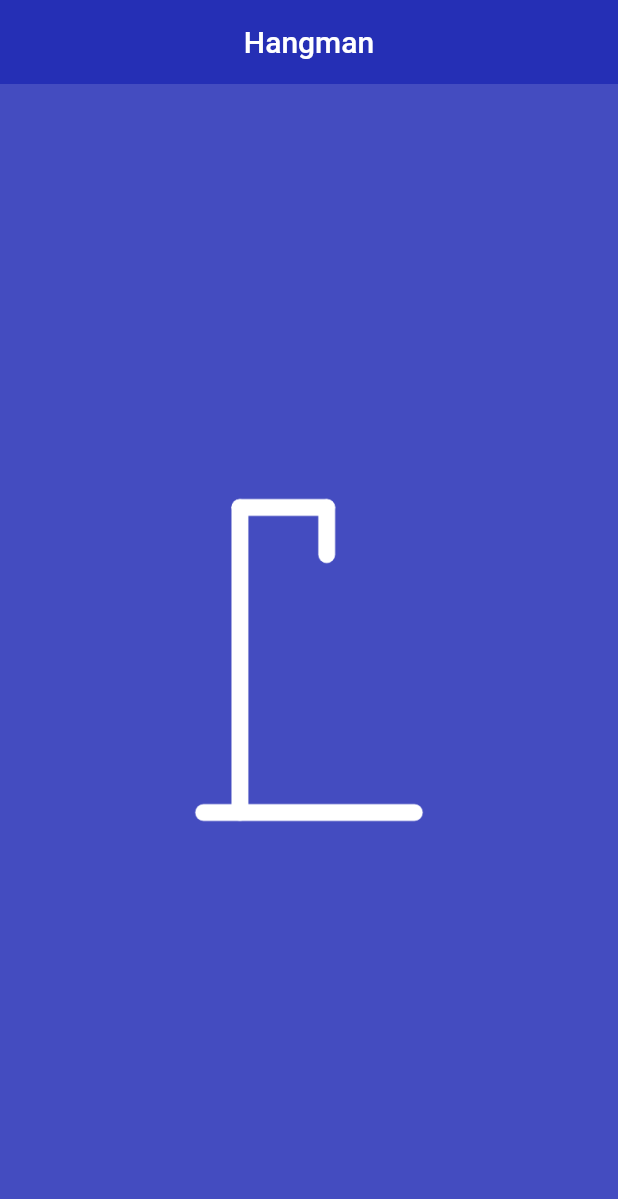
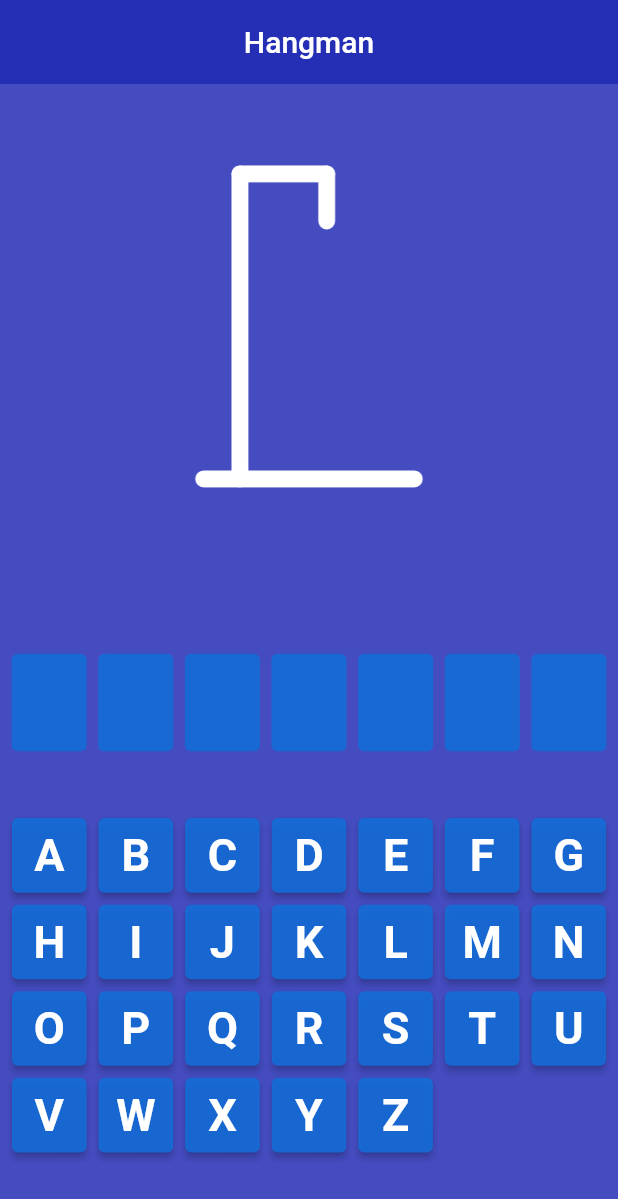
Before and after one commit to KarlZacferro/Hangman_Game, a Flutter app: the screen it shows after launch, on a phone screen of 412 x 824 dp. Shown: the top 1199 px of the screen. Run offline on Flutter 3.47's test engine with Material 2 defaults, Android fonts, the phone set to English and light mode, and no system bars.

Commit message:
Tela inicial completa

```diff
--- a/lib/core/game.dart
+++ b/lib/core/game.dart
@@ -1,5 +1,6 @@
-//criação
+//create
 class Game {
-  //vai construir a figura de acordo com as tentativas
+  //construction of the figure according to the attempts
   static int tentativas = 0;
+  static List<String> selectedChar = [];
 }
--- a/lib/main.dart
+++ b/lib/main.dart
@@ -1,7 +1,9 @@
 import 'package:flutter/material.dart';
+import 'package:flutter/services.dart';
 import 'package:hungman_game/core/game.dart';
 import 'package:hungman_game/ui/colors.dart';
 import 'package:hungman_game/widget/figure_image.dart';
+import 'package:hungman_game/widget/keyboard.dart';
 
 void main() {
   runApp(const Hangman());
@@ -26,6 +28,36 @@
 }
 
 class _HomeAppState extends State<HomeApp> {
+  String word = "Flutter";
+
+  List<String> alphabets = [
+    "A",
+    "B",
+    "C",
+    "D",
+    "E",
+    "F",
+    "G",
+    "H",
+    "I",
+    "J",
+    "K",
+    "L",
+    "M",
+    "N",
+    "O",
+    "P",
+    "Q",
+    "R",
+    "S",
+    "T",
+    "U",
+    "V",
+    "W",
+    "X",
+    "Y",
+    "Z"
+  ];
   @override
   Widget build(BuildContext context) {
     return Scaffold(
@@ -53,6 +85,58 @@
                 figureImage(Game.tentativas >= 6, "assets/ll.png"),
               ],
             ),
+          ),
+          SizedBox(
+            height: 20,
+          ),
+          //Creating the hidden word widget interacting with the game class
+          Row(
+            mainAxisAlignment: MainAxisAlignment.spaceEvenly,
+            children: word
+                .split("")
+                .map((e) => Keyboard(e.toUpperCase(),
+                    !Game.selectedChar.contains(e.toUpperCase())))
+                .toList(),
+          ),
+          //keybord
+          SizedBox(
+            width: double.infinity,
+            height: 250.0,
+            child: GridView.count(
+              crossAxisCount: 7,
+              mainAxisSpacing: 8.0,
+              crossAxisSpacing: 8.0,
+              padding: EdgeInsets.all(8.0),
+              children: alphabets.map((e) {
+                return RawMaterialButton(
+                  onPressed: Game.selectedChar.contains(e)
+                      ? null //checking if the button was selected before
+                      : () {
+                          setState(() {
+                            Game.selectedChar.add(e);
+                            print(Game.selectedChar);
+                            if (!word.split('').contains(e.toUpperCase())) {
+                              Game.tentativas++;
+                            }
+                          });
+                        },
+                  shape: RoundedRectangleBorder(
+                    borderRadius: BorderRadius.circular(4.0),
+                  ),
+                  child: Text(
+                    e,
+                    style: TextStyle(
+                      color: Colors.white,
+                      fontSize: 30.0,
+                      fontWeight: FontWeight.bold,
+                    ),
+                  ),
+                  fillColor: Game.selectedChar.contains(e)
+                      ? Colors.black87
+                      : AppThemeColor.primaryColorDark,
+                );
+              }).toList(),
+            ),
           )
         ],
       ),
--- a/lib/ui/colors.dart
+++ b/lib/ui/colors.dart
@@ -2,5 +2,5 @@ import 'package:flutter/cupertino.dart';
 
 class AppThemeColor {
   static Color primaryColor = Color.fromARGB(213, 31, 41, 179);
-  static Color primaryColorDark = Color.fromARGB(213, 31, 41, 179);
+  static Color primaryColorDark = Color.fromARGB(231, 21, 108, 215);
 }
--- a/lib/widget/keyboard.dart
+++ b/lib/widget/keyboard.dart
@@ -1,4 +1,3 @@
-import 'package:flutter/cupertino.dart';
 import 'package:flutter/material.dart';
 import 'package:hungman_game/ui/colors.dart';
 
```
